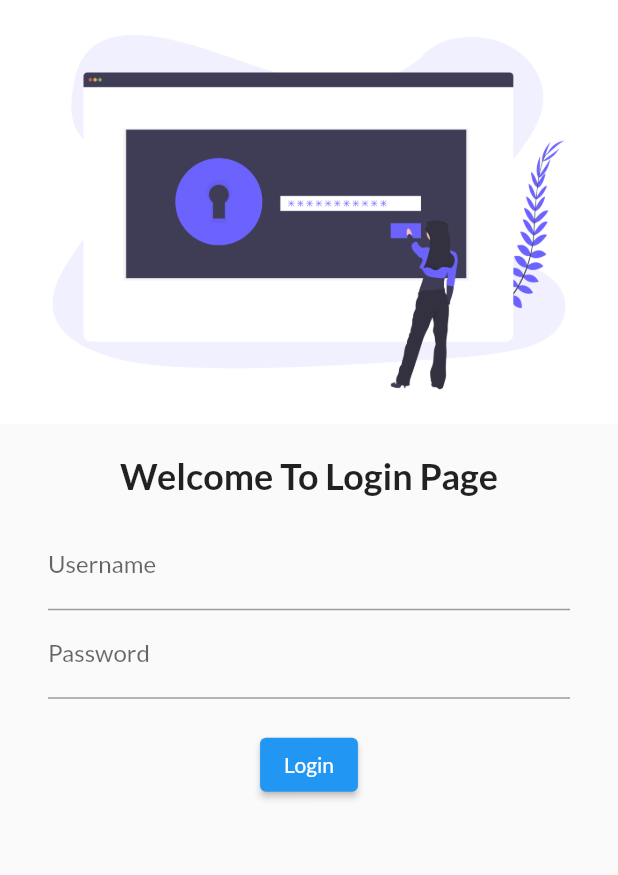
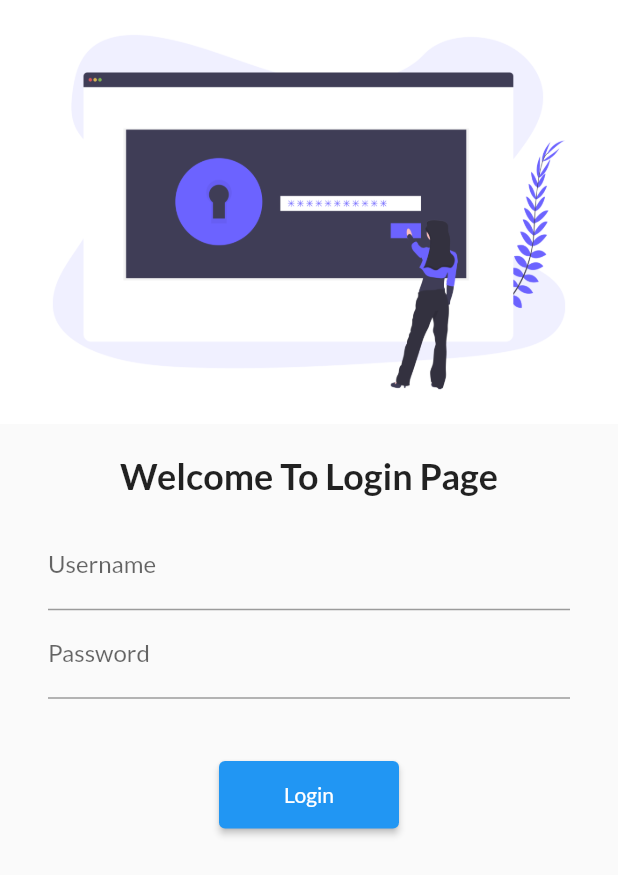
Before and after one commit to sumitk9887/BuySmart, a Flutter app: the screen it shows after launch, on a phone screen of 412 x 824 dp. Shown: the top 875 px of the screen. Run offline on Flutter 3.47's test engine with Material 2 defaults, Android fonts, the light colour scheme and no system bars; our stand-ins replace google_fonts; missing offline and left inert: dart:html.

Commit message:
day 5 completed

```diff
--- a/lib/main.dart
+++ b/lib/main.dart
@@ -1,7 +1,10 @@
+import 'dart:html';
+
 import "package:flutter/material.dart";
 import 'package:flutter_catalog/pages/home_page.dart';
 import 'package:flutter_catalog/pages/login_page.dart';
 import 'package:google_fonts/google_fonts.dart';
+import 'package:flutter_catalog/utils/routes.dart';
 
 void main() {
   runApp(MyApp());
@@ -17,7 +20,8 @@
         theme: ThemeData(fontFamily: GoogleFonts.lato().fontFamily),
         routes: {
           "/": (context) => LoginPage(),
-          "login": (context) => LoginPage()
+         MyRoutes.loginRoute: (context) => LoginPage(),
+          MyRoutes.homeRoute: (context) => HomePage()
         });
   }
 }
--- a/lib/pages/login_page.dart
+++ b/lib/pages/login_page.dart
@@ -1,10 +1,12 @@
 import 'dart:html';
 import 'package:flutter/material.dart';
+import 'package:flutter_catalog/utils/routes.dart';
 
 class LoginPage extends StatelessWidget {
   @override
   Widget build(BuildContext context) {
     return Material(
+      child: SingleChildScrollView(
         child: Column(
           children: [
             Image.asset("assets/images/login_image.png"),
@@ -24,19 +26,22 @@
                       labelText: "Username", hintText: "Enter username"),
                 ),
                 TextFormField(
+                  obscureText: true,
                   decoration: InputDecoration(
                       labelText: "Password", hintText: "Enter password"),
                 ),
-              SizedBox(height: 20),
+                SizedBox(height: 40),
                 ElevatedButton(
+                    style: TextButton.styleFrom(minimumSize: Size(120, 45)),
                     onPressed: () {
-                    print("login");
+                      Navigator.pushNamed(context, MyRoutes.homeRoute);
                     },
                     child: Text("Login"))
               ]),
             )
           ],
         ),
+      ),
     );
   }
 }
--- /dev/null
+++ b/lib/utils/routes.dart
@@ -0,0 +1,4 @@
+class MyRoutes {
+  static String loginRoute = "/login";
+  static String homeRoute = "/home";
+}
```
Lines whose indentation alone changed are shown as unchanged.
